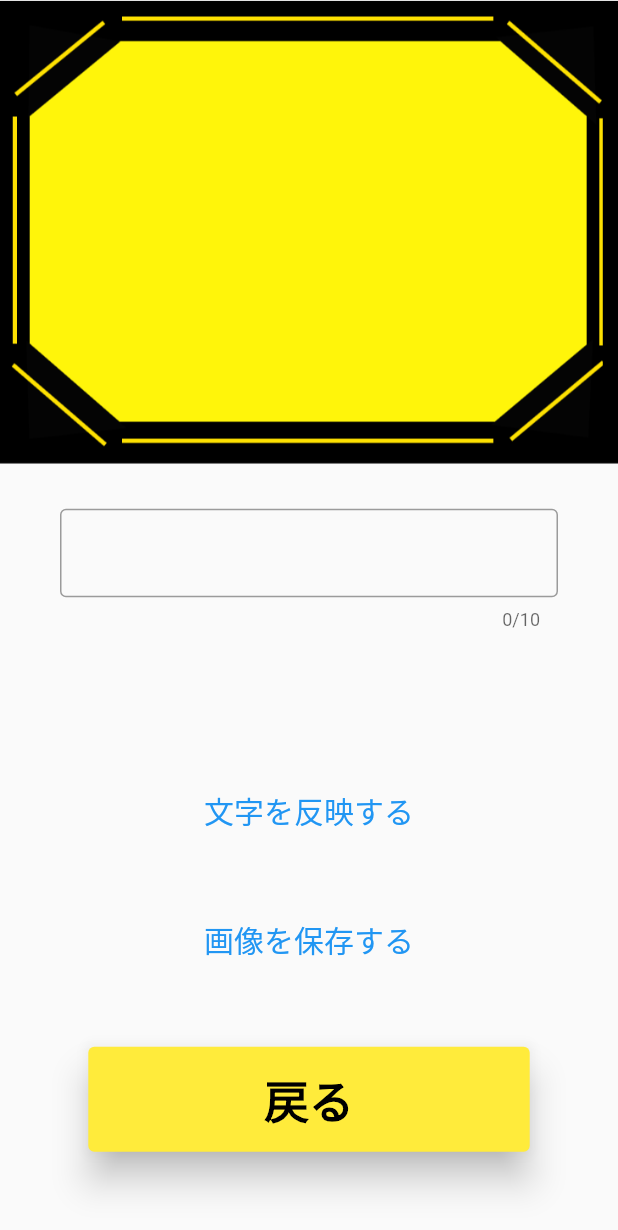
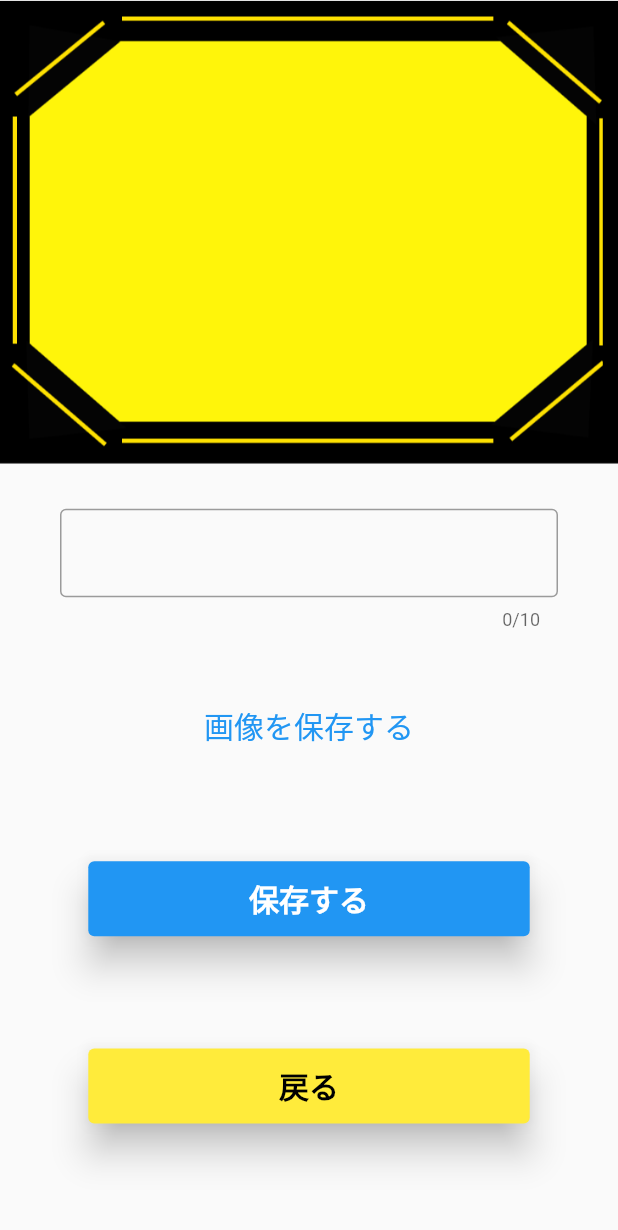
Before and after one commit to iseruuuuu/bokete_create_app, a Flutter app: the HomeFulScreen screen opened directly, on a phone screen of 412 x 824 dp. Shown: the top 1230 px of the screen. Run offline on Flutter 3.47's test engine with Material 2 defaults, Android fonts, the phone set to English and light mode, and no system bars; our stand-ins replace get, image_gallery_saver; missing offline and left inert: image_editor.

Commit message:
add: ダイアログを追加、ボタンのデザインを修正

```diff
--- a/lib/screen/home_ful/home_ful_screen.dart
+++ b/lib/screen/home_ful/home_ful_screen.dart
@@ -1,5 +1,6 @@
 import 'dart:typed_data';
 import 'package:bokete_create_app/screen/store/store_screen.dart';
+import 'package:flutter/cupertino.dart';
 import 'package:flutter/material.dart';
 import 'package:flutter/services.dart';
 import 'package:image_editor/image_editor.dart';
@@ -50,34 +51,9 @@ class _HomeFulScreenState extends State<HomeFulScreen> {
               ),
             ),
           ),
-          const Spacer(),
-
           //TODO ボタンのデザインを変えたい。
           GestureDetector(
-            onTap: () async {
-              await addText(fontName);
-            },
-            child: const Text(
-              '文字を反映する',
-              style: TextStyle(
-                fontSize: 20,
-                color: Colors.blue,
-              ),
-            ),
-          ),
-          const Spacer(),
-
-          //TODO ボタンのデザインを変えたい。
-          GestureDetector(
-            onTap: () async {
-              onImageStore();
-              Navigator.push(
-                context,
-                MaterialPageRoute(
-                  builder: (context) => const StoreScreen(),
-                ),
-              );
-            },
+            onTap: () async {},
             child: const Text(
               '画像を保存する',
               style: TextStyle(
@@ -89,10 +65,33 @@ class _HomeFulScreenState extends State<HomeFulScreen> {
           const Spacer(),
           SizedBox(
             width: MediaQuery.of(context).size.width / 1.4,
-            height: 70,
+            height: 50,
             child: ElevatedButton(
               onPressed: () {
-                Navigator.of(context).pop();
+                onImageStore();
+                onTapStore();
+              },
+              style: ElevatedButton.styleFrom(
+                primary: Colors.blue,
+                elevation: 10,
+              ),
+              child: const Text(
+                '保存する',
+                style: TextStyle(
+                  color: Colors.white,
+                  fontSize: 20,
+                  fontWeight: FontWeight.bold,
+                ),
+              ),
+            ),
+          ),
+          const Spacer(),
+          SizedBox(
+            width: MediaQuery.of(context).size.width / 1.4,
+            height: 50,
+            child: ElevatedButton(
+              onPressed: () {
+                dialog();
               },
               style: ElevatedButton.styleFrom(
                 primary: Colors.yellow,
@@ -102,7 +101,7 @@ class _HomeFulScreenState extends State<HomeFulScreen> {
                 '戻る',
                 style: TextStyle(
                   color: Colors.black,
-                  fontSize: 30,
+                  fontSize: 20,
                   fontWeight: FontWeight.bold,
                 ),
               ),
@@ -176,6 +175,40 @@ class _HomeFulScreenState extends State<HomeFulScreen> {
   }
 
   void onImageStore() async {
-    final result = await ImageGallerySaver.saveImage(_uInt8list);
+    await ImageGallerySaver.saveImage(_uInt8list);
+  }
+
+  void onTapStore() {
+    Navigator.push(
+      context,
+      MaterialPageRoute(
+        builder: (context) => const StoreScreen(),
+      ),
+    );
+  }
+
+  Future dialog() {
+    return showDialog(
+      context: context,
+      builder: (_) => CupertinoAlertDialog(
+        title: const Text("確認"),
+        content: const Text('保存'),
+        actions: [
+          CupertinoDialogAction(
+              child: const Text('Cancel'),
+              isDestructiveAction: true,
+              onPressed: () {
+                Navigator.of(context).pop();
+              }),
+          CupertinoDialogAction(
+            child: const Text('OK'),
+            onPressed: () {
+              //Navigator.of(context).pop();
+              Navigator.of(context).popUntil((route) => route.isFirst);
+            },
+          )
+        ],
+      ),
+    );
   }
 }
```
Also changed, not shown: 1 other file.
